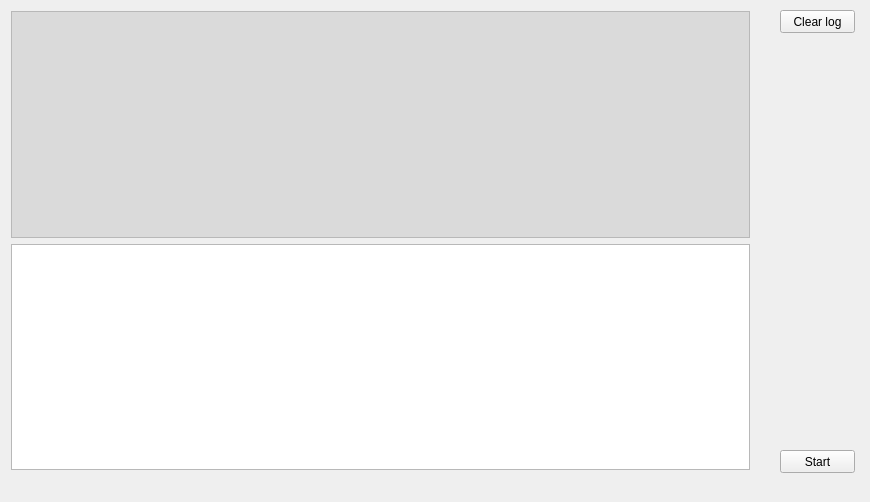
This is Qt_GUI/mainwindow.ui in AbdulovHell/simply_math as Qt 5 draws it before an edit. The edited form follows.
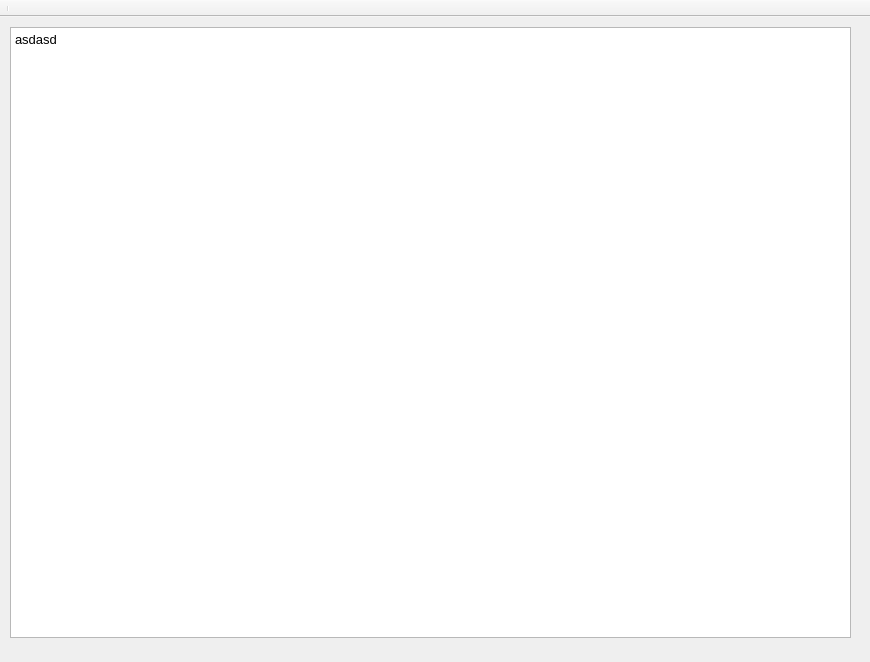
This is the edited form.

```diff
--- a/Qt_GUI/mainwindow.ui
+++ b/Qt_GUI/mainwindow.ui
@@ -7,7 +7,7 @@
     <x>0</x>
     <y>0</y>
     <width>870</width>
-    <height>502</height>
+    <height>662</height>
    </rect>
   </property>
   <property name="sizePolicy">
@@ -20,130 +20,27 @@
    <string>MainWindow</string>
   </property>
   <widget class="QWidget" name="centralWidget">
-   <widget class="QPushButton" name="startButton">
+   <widget class="QTextEdit" name="inputText">
     <property name="geometry">
      <rect>
-      <x>780</x>
-      <y>450</y>
-      <width>75</width>
-      <height>23</height>
-     </rect>
-    </property>
-    <property name="text">
-     <string>Start</string>
-    </property>
-   </widget>
-   <widget class="QWidget" name="verticalLayoutWidget">
-    <property name="geometry">
-     <rect>
-      <x>0</x>
-      <y>0</y>
-      <width>761</width>
-      <height>481</height>
-     </rect>
-    </property>
-    <layout class="QVBoxLayout" name="verticalLayout">
-     <item>
-      <widget class="QTextEdit" name="outputText">
-       <property name="palette">
-        <palette>
-         <active>
-          <colorrole role="BrightText">
-           <brush brushstyle="SolidPattern">
-            <color alpha="255">
-             <red>149</red>
-             <green>149</green>
-             <blue>149</blue>
-            </color>
-           </brush>
-          </colorrole>
-          <colorrole role="Base">
-           <brush brushstyle="SolidPattern">
-            <color alpha="255">
-             <red>218</red>
-             <green>218</green>
-             <blue>218</blue>
-            </color>
-           </brush>
-          </colorrole>
-         </active>
-         <inactive>
-          <colorrole role="BrightText">
-           <brush brushstyle="SolidPattern">
-            <color alpha="255">
-             <red>149</red>
-             <green>149</green>
-             <blue>149</blue>
-            </color>
-           </brush>
-          </colorrole>
-          <colorrole role="Base">
-           <brush brushstyle="SolidPattern">
-            <color alpha="255">
-             <red>218</red>
-             <green>218</green>
-             <blue>218</blue>
-            </color>
-           </brush>
-          </colorrole>
-         </inactive>
-         <disabled>
-          <colorrole role="BrightText">
-           <brush brushstyle="SolidPattern">
-            <color alpha="255">
-             <red>149</red>
-             <green>149</green>
-             <blue>149</blue>
-            </color>
-           </brush>
-          </colorrole>
-          <colorrole role="Base">
-           <brush brushstyle="SolidPattern">
-            <color alpha="255">
-             <red>240</red>
-             <green>240</green>
-             <blue>240</blue>
-            </color>
-           </brush>
-          </colorrole>
-         </disabled>
-        </palette>
-       </property>
-       <property name="font">
-        <font>
-         <family>Times New Roman</family>
-         <pointsize>10</pointsize>
-         <kerning>true</kerning>
-        </font>
-       </property>
-       <property name="autoFillBackground">
-        <bool>false</bool>
-       </property>
-       <property name="readOnly">
-        <bool>true</bool>
-       </property>
-      </widget>
-     </item>
-     <item>
-      <widget class="QTextEdit" name="inputText">
-       <property name="placeholderText">
-        <string/>
-       </property>
-      </widget>
-     </item>
-    </layout>
-   </widget>
-   <widget class="QPushButton" name="clsLog">
-    <property name="geometry">
-     <rect>
-      <x>780</x>
+      <x>10</x>
       <y>10</y>
-      <width>75</width>
-      <height>23</height>
+      <width>841</width>
+      <height>611</height>
      </rect>
     </property>
-    <property name="text">
-     <string>Clear log</string>
+    <property name="autoFillBackground">
+     <bool>false</bool>
+    </property>
+    <property name="html">
+     <string>&lt;!DOCTYPE HTML PUBLIC &quot;-//W3C//DTD HTML 4.0//EN&quot; &quot;http://www.w3.org/TR/REC-html40/strict.dtd&quot;&gt;
+&lt;html&gt;&lt;head&gt;&lt;meta name=&quot;qrichtext&quot; content=&quot;1&quot; /&gt;&lt;style type=&quot;text/css&quot;&gt;
+p, li { white-space: pre-wrap; }
+&lt;/style&gt;&lt;/head&gt;&lt;body style=&quot; font-family:'MS Shell Dlg 2'; font-size:8.25pt; font-weight:400; font-style:normal;&quot;&gt;
+&lt;p style=&quot; margin-top:0px; margin-bottom:0px; margin-left:0px; margin-right:0px; -qt-block-indent:0; text-indent:0px;&quot;&gt;&lt;span style=&quot; font-size:10pt;&quot;&gt;asdasd&lt;/span&gt;&lt;/p&gt;&lt;/body&gt;&lt;/html&gt;</string>
+    </property>
+    <property name="placeholderText">
+     <string/>
     </property>
    </widget>
   </widget>
@@ -157,6 +54,24 @@
     </rect>
    </property>
   </widget>
+  <widget class="QToolBar" name="toolBar">
+   <property name="windowTitle">
+    <string>toolBar</string>
+   </property>
+   <property name="movable">
+    <bool>false</bool>
+   </property>
+   <property name="floatable">
+    <bool>false</bool>
+   </property>
+   <attribute name="toolBarArea">
+    <enum>TopToolBarArea</enum>
+   </attribute>
+   <attribute name="toolBarBreak">
+    <bool>false</bool>
+   </attribute>
+   <addaction name="separator"/>
+  </widget>
  </widget>
  <layoutdefault spacing="6" margin="11"/>
  <resources/>
```
Left out of the diff: 19 changed lines with no effect on the pictures.
